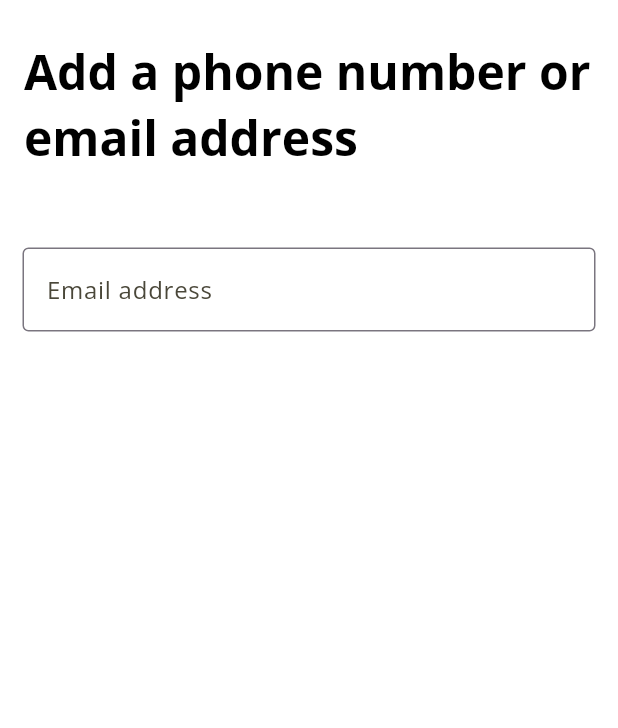
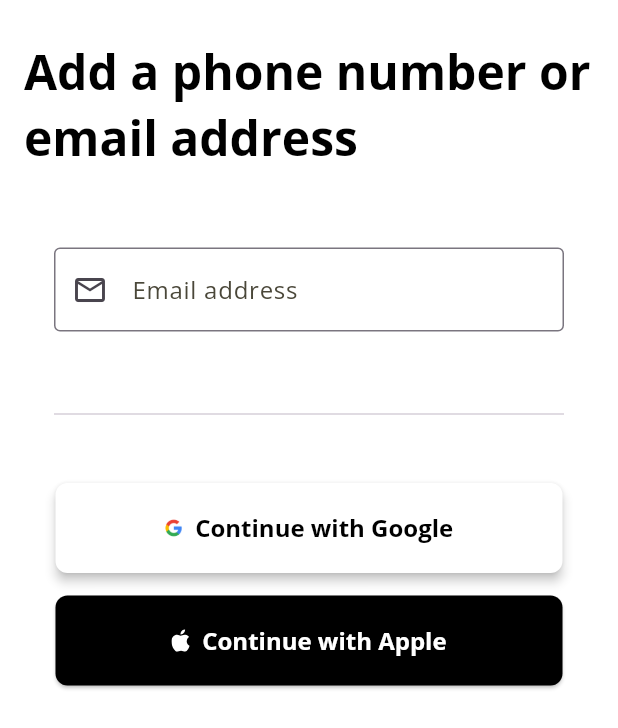
Before and after one commit to BrunaScauri/test-olliefy, a Flutter app: the PhoneOrEmail screen opened directly, on a phone screen of 412 x 824 dp. Shown: the top 728 px of the screen. Run offline on Flutter 3.47's test engine with Material 3 defaults, Android fonts, the phone set to English and light mode, and no system bars; our stand-ins replace flutter_svg, google_fonts.

Commit message:
feat: update box constraints on username field, add divider and 'continue  with google/apple' buttons,

```diff
--- a/lib/modal/register_steps.dart
+++ b/lib/modal/register_steps.dart
@@ -8,6 +8,7 @@
 import 'package:test_olliefy/utils/colors.dart';
 import 'package:test_olliefy/utils/styles/fields.dart';
 import 'package:test_olliefy/utils/styles/buttons.dart';
+import 'package:flutter_svg/svg.dart';
 
 
 class ProfileName extends StatefulWidget {
@@ -47,11 +48,11 @@
                   return Padding(
                     padding: const EdgeInsets.all(15.0),
                     child: Container(
-                      constraints: BoxConstraints(maxWidth: 450),
+                      constraints: BoxConstraints(maxWidth: 340),
                       child: TextFormField(
                         controller: _profileNameController,
                         onChanged: (value) {
-                          modal.updateProfileName(value); // Update the modal state
+                          modal.updateProfileName(value);
                         },
                         decoration: FormDecorations.textFieldDecoration(
                           labelText: 'Username',
@@ -102,12 +103,13 @@
               ),
             ),
             const SizedBox(height: 20),
+            //TABS GO HERE
             Consumer<UserModal>(
               builder: (context, modal, child) {
                 return Padding(
                   padding: const EdgeInsets.all(15.0),
                   child: Container(
-                    constraints: BoxConstraints(maxWidth: 450),
+                    constraints: BoxConstraints(maxWidth: 340),
                     child: TextFormField(
                       controller: _emailController,
                       onChanged: (value) {
@@ -115,12 +117,95 @@
                       },
                       decoration: FormDecorations.textFieldDecoration(
                         labelText: 'Email address',
+                        prefixIcon: Icons.email_outlined,
                       ),
                     ),
                   )
                 );
               },
             ),
+            const SizedBox(height: 10),
+          Container(
+            constraints: BoxConstraints(maxWidth: 340),
+            child: Divider(height: 60, thickness: 0.8),
+          ),
+          Container(
+            constraints: BoxConstraints(maxWidth: 370),
+            child: Padding(
+              padding: EdgeInsets.all(16.0),
+              child: Column(
+                children: [
+                  ElevatedButton(
+                    onPressed: () {
+                    },
+                    style: ElevatedButton.styleFrom(
+                      backgroundColor: AppColors.white,
+                      minimumSize: Size(350, 60),
+                      shadowColor: Colors.black,
+                      elevation: 3.0,
+                      shape: RoundedRectangleBorder(
+                        borderRadius: BorderRadius.circular(8),
+                      ),
+                    ),
+                    child: Row(
+                      mainAxisAlignment: MainAxisAlignment.center,
+                      children: [
+                        Image.asset(
+                          'assets/google_logo.png',
+                          height: 12,
+                          width: 12,
+                        ),
+                        RichText(
+                          text: TextSpan(
+                            style: GoogleFonts.openSans(
+                              fontSize: 16,
+                              fontWeight: FontWeight.bold,
+                              color: Colors.black,
+                            ),
+                            children: [
+                              TextSpan(text: '  Continue with Google'),
+                            ],
+                          ),
+                        ),
+                      ],
+                    ),
+                  ),
+                  const SizedBox(height: 15),
+                  ElevatedButton(
+                    onPressed: () {},
+                    style: ElevatedButton.styleFrom(
+                      backgroundColor: Colors.black,
+                      minimumSize: Size(350, 60),
+                      shape: RoundedRectangleBorder(
+                        borderRadius: BorderRadius.circular(8),
+                      ),
+                    ),
+                    child: Row(
+                      mainAxisAlignment: MainAxisAlignment.center,
+                      children: [
+                        SvgPicture.asset(
+                          'assets/Apple_logo.svg',
+                          colorFilter: const ColorFilter.mode(AppColors.white, BlendMode.srcIn),
+                          height: 15,
+                        ),
+                        RichText(
+                          text: TextSpan(
+                            style: GoogleFonts.openSans(
+                                fontSize: 16,
+                                fontWeight: FontWeight.bold,
+                                color: AppColors.white),
+                            children: [
+                              TextSpan(text: '  Continue with Apple'),
+                            ],
+                          ),
+                        ),
+                      ]
+                    )
+                  ),
+                ]
+              )
+            )
+          )
           ]
         )
       ),
@@ -171,7 +256,7 @@
                 return Padding(
                   padding: const EdgeInsets.all(15.0),
                   child: Container(
-                    constraints: BoxConstraints(maxWidth: 450),
+                    constraints: BoxConstraints(maxWidth: 340),
                     child: TextFormField(
                       controller: _passwordController,
                       onChanged: (value) {
@@ -199,13 +284,6 @@
 }
 
 class _PermissionsState extends State<Permissions> {
-  // final TextEditingController _passwordController = TextEditingController();
-
-  // @override
-  // void dispose() {
-  //   _passwordController.dispose();
-  //   super.dispose();
-  // }
 
   @override
     Widget build(BuildContext context) {
@@ -239,9 +317,9 @@
                             ]
                           )
                         ),
-
                         SizedBox(height: 40),
                         Container(
+                          constraints: BoxConstraints(maxWidth: 450),
                           child: Column(
                             children: [
                               Row(
```
